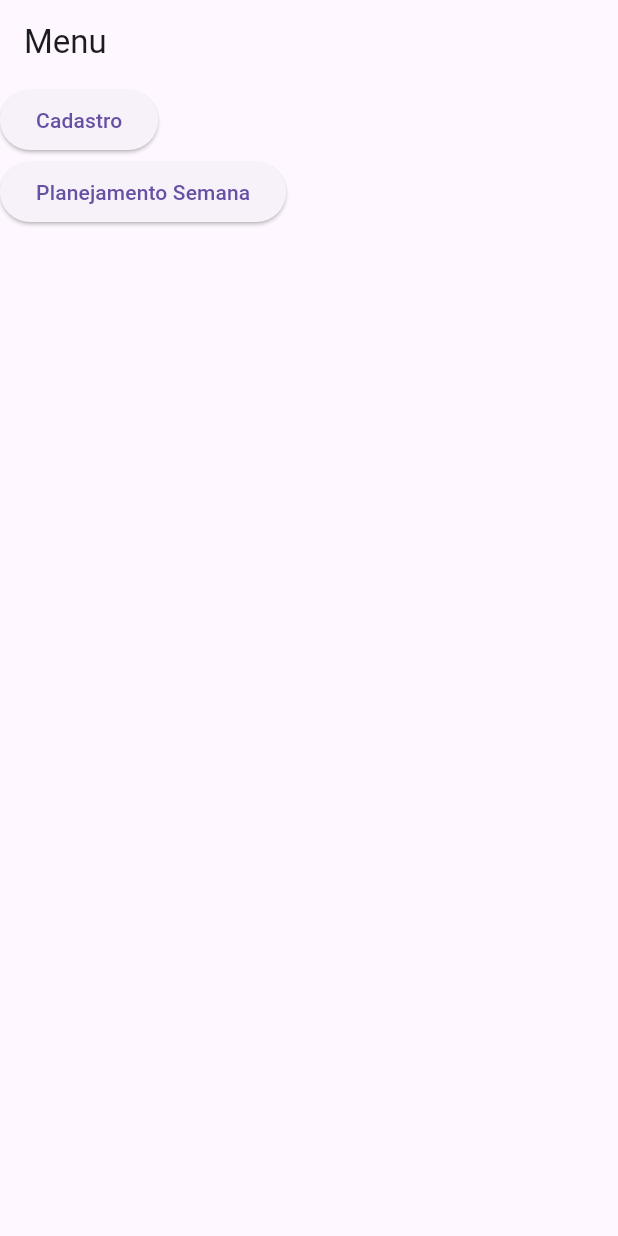
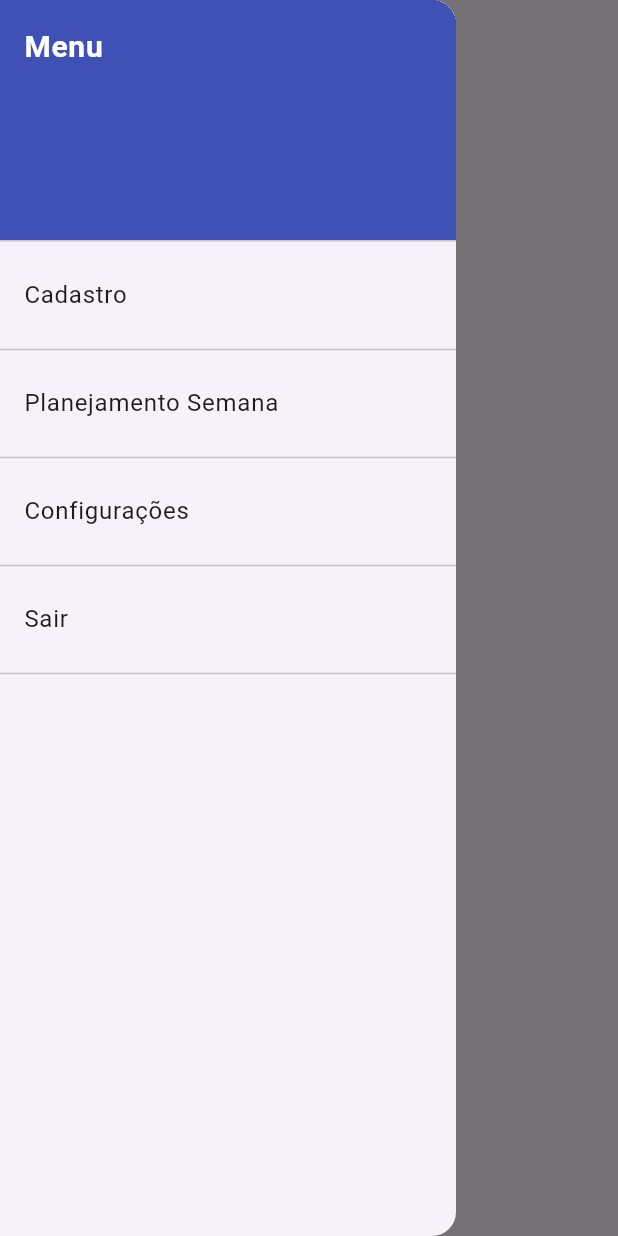
Before and after one commit to allanmotroni/controle_aulas_app, a Flutter app: the screen it shows after launch, with the side drawer open (before the commit the screen has no drawer), on a phone screen of 412 x 824 dp. Run offline on Flutter 3.47's test engine with Material 3 defaults, Android fonts, the light colour scheme and no system bars; our stand-ins replace flutter_masked_text2, sqflite; accounts and stored records are empty; statements that could not run were skipped.

Commit message:
new hamburger menu in menu screen

```diff
--- /dev/null
+++ b/lib/components/hamburger_menu.dart
@@ -0,0 +1,41 @@
+import 'package:flutter/material.dart';
+
+class HamburgerMenu extends StatefulWidget {
+  final List<Widget> widgets;
+  const HamburgerMenu({super.key, required this.widgets});
+
+  @override
+  State<HamburgerMenu> createState() => _HamburgerMenuState();
+}
+
+class _HamburgerMenuState extends State<HamburgerMenu> {
+  @override
+  Widget build(BuildContext context) {
+    List<Widget> widgets = <Widget>[];
+
+    widgets.add(
+      const DrawerHeader(
+        decoration: BoxDecoration(
+          color: Colors.indigo,
+        ),
+        child: Text(
+          'Menu',
+          style: TextStyle(
+            fontWeight: FontWeight.bold,
+            color: Colors.white,
+            fontSize: 20,
+          ),
+        ),
+      ),
+    );
+
+    widgets.addAll(widget.widgets);
+
+    return Drawer(
+      child: ListView(
+        padding: EdgeInsets.zero,
+        children: widgets,
+      ),
+    );
+  }
+}
--- /dev/null
+++ b/lib/components/hamburger_menu_item.dart
@@ -0,0 +1,22 @@
+import 'package:flutter/material.dart';
+
+class HamburgerMenuItem extends StatelessWidget {
+  final Widget widget;
+  final String title;
+  const HamburgerMenuItem(
+      {super.key, required this.title, required this.widget});
+
+  @override
+  Widget build(BuildContext context) {
+    return ListTile(
+      title: Text(title),
+      onTap: () {
+        Navigator.of(context).push(
+          MaterialPageRoute(
+            builder: (context) => widget,
+          ),
+        );
+      },
+    );
+  }
+}
--- a/lib/screens/menu.dart
+++ b/lib/screens/menu.dart
@@ -1,5 +1,10 @@
+import 'dart:io';
+
+import 'package:controle_aulas_app/components/hamburger_menu.dart';
+import 'package:controle_aulas_app/components/hamburger_menu_item.dart';
+import 'package:controle_aulas_app/screens/cadastro.dart';
+import 'package:controle_aulas_app/screens/configura%C3%A7%C3%B5es/formulario_configuracoes.dart';
 import 'package:controle_aulas_app/screens/planejamento_semana/lista_planejamento_semana.dart';
-import 'package:controle_aulas_app/screens/cadastro.dart';
 import 'package:flutter/material.dart';
 
 class Menu extends StatelessWidget {
@@ -11,39 +16,30 @@ class Menu extends StatelessWidget {
       appBar: AppBar(
         title: const Text("Menu"),
       ),
-      body: Column(
-        children: [
-          Row(
-            children: [
-              ElevatedButton(
-                child: const Text("Cadastro"),
-                onPressed: () {
-                  Navigator.of(context).push(
-                    MaterialPageRoute(
-                      builder: (context) => const Cadastro(),
-                    ),
-                  );
-                },
-              ),
-            ],
+      drawer: HamburgerMenu(
+        widgets: [
+          const HamburgerMenuItem(title: 'Cadastro', widget: Cadastro()),
+          const Divider(),
+          HamburgerMenuItem(
+              title: 'Planejamento Semana',
+              widget: ListaPlanejamentoSemana(
+                dataFiltro: DateTime.now(),
+              )),
+          const Divider(),
+          const HamburgerMenuItem(
+              title: 'Configurações', widget: FormularioConfiguracoes()),
+          const Divider(),
+          ListTile(
+            title: const Text('Sair'),
+            onTap: () {
+              //SystemNavigator.pop();
+              exit(0);
+            },
           ),
-          Row(
-            children: [
-              ElevatedButton(
-                child: const Text("Planejamento Semana"),
-                onPressed: () {
-                  Navigator.of(context).push(
-                    MaterialPageRoute(
-                      builder: (context) =>
-                          ListaPlanejamentoSemana(DateTime.now()),
-                    ),
-                  );
-                },
-              ),
-            ],
-          ),
+          const Divider(),
         ],
       ),
+      body: const Text(''),
     );
   }
 }
```
